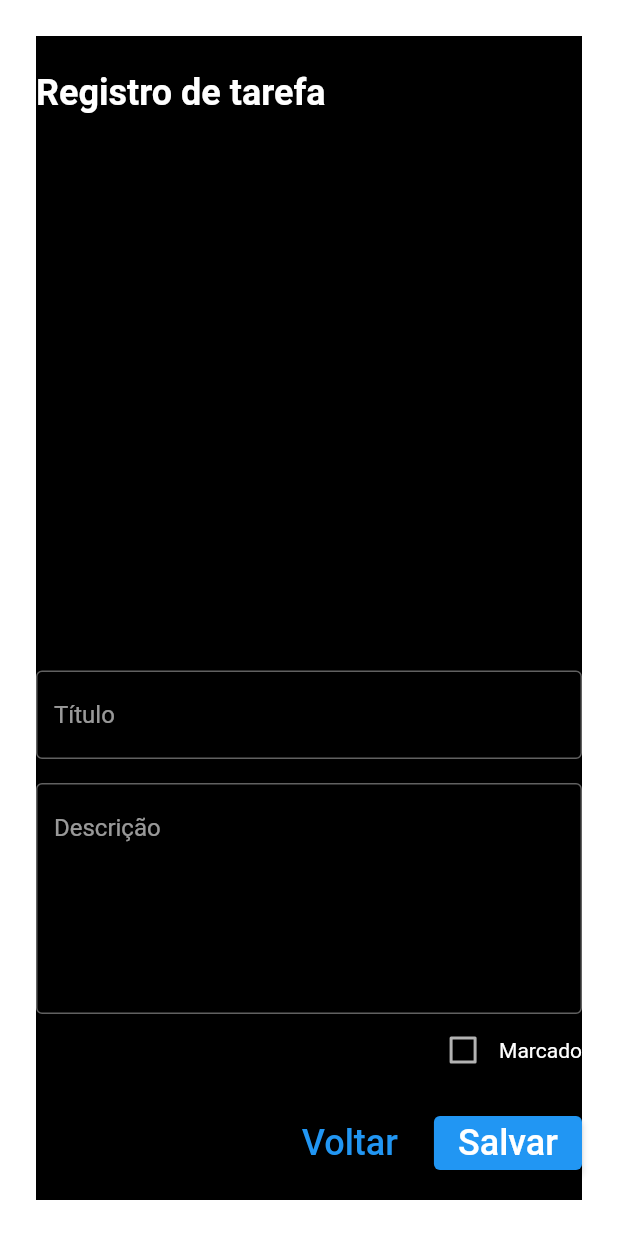
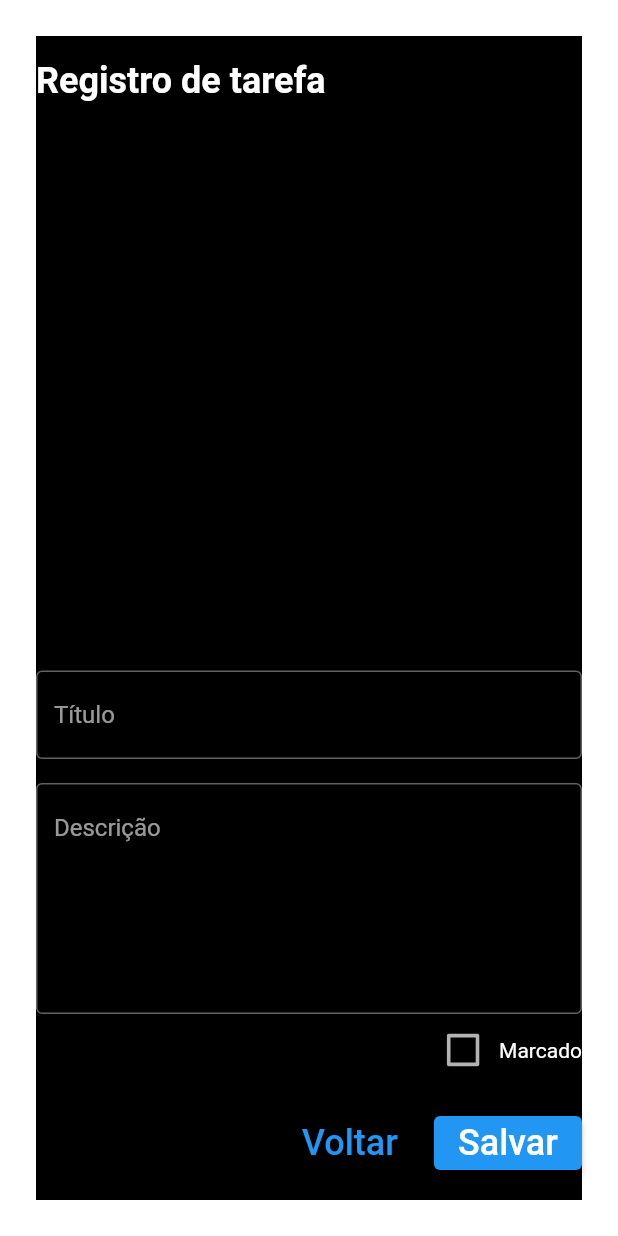
Before and after one commit to pedropfsf/todolist-flutter, a Flutter app: the screen it shows after launch, after a tap on the "add" icon, on a phone screen of 412 x 824 dp. Run offline on Flutter 3.47's test engine with Material 2 defaults, Android fonts, the light colour scheme and no system bars; our stand-ins replace shared_preferences.

Commit message:
fix(tasks): Diminuido tamanho do título da tarefa visualizada na listagem
- Alterado nome do aplicativo baixado
- Alterado espaçamento entre o cabeçalho e a listagem das tarefas
- Aumentado tamanho do checkbox no cadastro/edição de tarefas

```diff
--- a/lib/screens/tasks/list_task_screen.dart
+++ b/lib/screens/tasks/list_task_screen.dart
@@ -98,7 +98,7 @@ class ListTaskScreen extends StatelessWidget {
             onLongPress: () =>
                 showDetails(context, title, description, checked),
             leading: Transform.scale(
-                scale: 1.2,
+                scale: 1.4,
                 child: Checkbox(
                   value: checked,
                   onChanged: (value) {
@@ -108,7 +108,7 @@ class ListTaskScreen extends StatelessWidget {
             title: Text(
               title,
               style: const TextStyle(
-                fontSize: 24,
+                fontSize: 17,
               ),
             ),
             subtitle: getSubtitle(description),
--- a/lib/widgets/checkbox_label.dart
+++ b/lib/widgets/checkbox_label.dart
@@ -14,15 +14,15 @@ class CheckboxLabel extends StatelessWidget {
 
   @override
   Widget build(BuildContext context) {
-    return Row(
-      mainAxisAlignment: MainAxisAlignment.end,
-      children: [
-        Checkbox(
+    return Row(mainAxisAlignment: MainAxisAlignment.end, children: [
+      Transform.scale(
+        scale: 1.2,
+        child: Checkbox(
           value: checked,
           onChanged: change,
         ),
-        Text(label)
-      ]
-    );
+      ),
+      Text(label)
+    ]);
   }
 }
--- a/lib/widgets/header.dart
+++ b/lib/widgets/header.dart
@@ -11,10 +11,9 @@ class Header extends StatelessWidget {
   Widget build(BuildContext context) {
     return Padding(
         padding: const EdgeInsets.only(
-          top: 24,
-          left: 24,
-          right: 24,
-          bottom: 24,
+          top: 16,
+          left: 16,
+          right: 16,
         ),
         child: Row(children: [
           Expanded(
--- a/lib/widgets/screen_container.dart
+++ b/lib/widgets/screen_container.dart
@@ -17,15 +17,15 @@ class ScreenContainer extends StatelessWidget {
     return Scaffold(
       body: Container(
         padding: EdgeInsets.only(
-          top: statusBarHeight + 24,
+          top: statusBarHeight + 16,
         ),
         color: Colors.black,
         child: Column(
           crossAxisAlignment: CrossAxisAlignment.stretch,
           mainAxisAlignment: MainAxisAlignment.spaceBetween,
           children: children,
-        )
-      )
+        ),
+      ),
     );
   }
 }
```
Also changed, not shown: lib/main.dart (+5 -2 lines), 1 other file.
